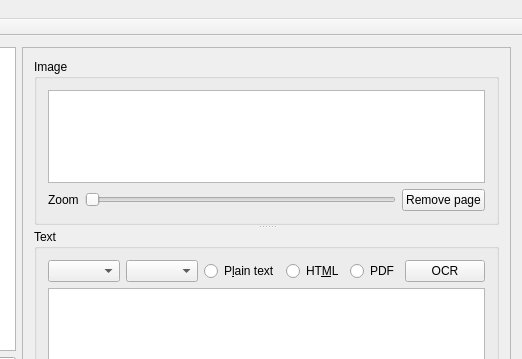
Qt form kocrmainwindow.ui (Sav22999/kocr) before a commit; both pictures show x 133 to 655 and y 0 to 359 of the 655 by 440 pixel window.
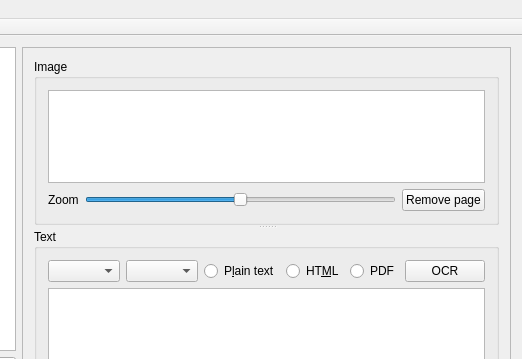
The same form after that commit.

Diff of the .ui file:
```diff
--- a/kocrmainwindow.ui
+++ b/kocrmainwindow.ui
@@ -85,6 +85,12 @@
              </item>
              <item>
               <widget class="QSlider" name="horizontalSlider">
+               <property name="minimum">
+                <number>-4</number>
+               </property>
+               <property name="maximum">
+                <number>4</number>
+               </property>
                <property name="orientation">
                 <enum>Qt::Horizontal</enum>
                </property>
```
Left out of the diff: 3 changed lines with no effect on the pictures.
